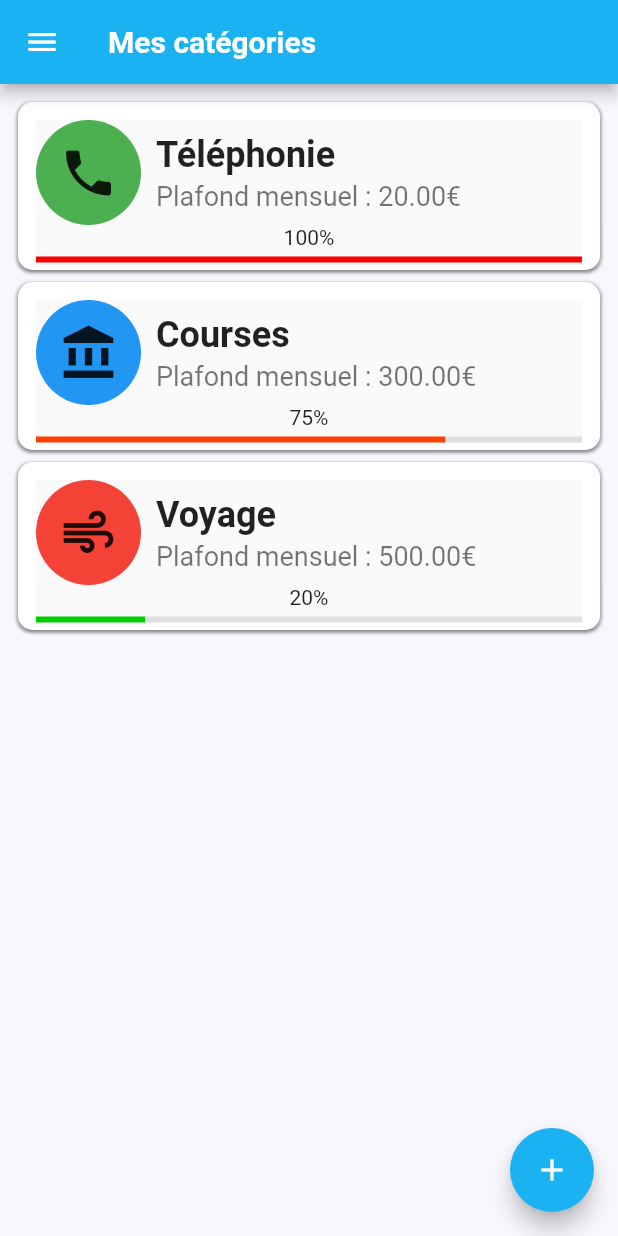
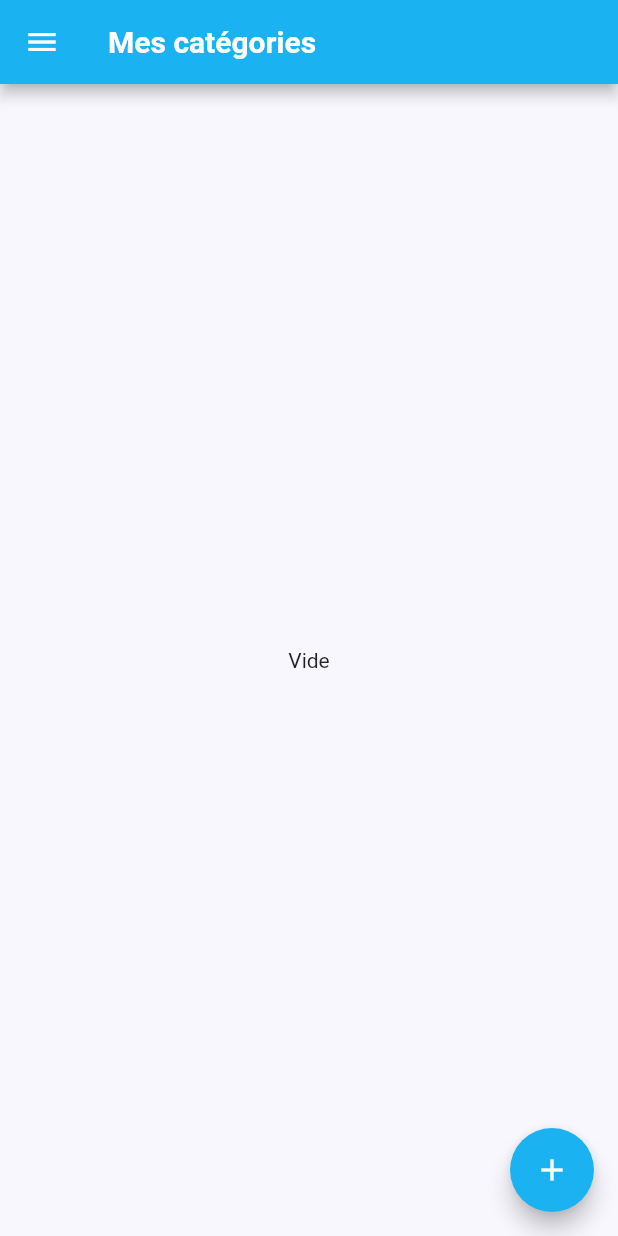
Before and after one commit to KozlovAntoine/budjet-app, a Flutter app: the PageCategories screen opened directly, on a phone screen of 412 x 824 dp. Run offline on Flutter 3.47's test engine with Material 2 defaults, Android fonts, the phone set to English and light mode, and no system bars; our stand-ins replace flutter_colorpicker, sqflite; missing offline and left inert: flutter_iconpicker; accounts and stored records are empty.

Commit message:
Add remove categories

```diff
--- /dev/null
+++ b/lib/data/dao/CategorieDAO.dart
@@ -0,0 +1,34 @@
+class CategorieDAO {
+  final int? idcat;
+  final String nom;
+  final double plafond;
+  final int color;
+  final int icon;
+
+  CategorieDAO({
+    required this.idcat,
+    required this.nom,
+    required this.plafond,
+    required this.color,
+    required this.icon,
+  });
+
+  Map<String, dynamic> toMap() {
+    return {
+      'idcat': idcat,
+      'nom': nom,
+      'plafond': plafond,
+      'color': color,
+      'icon': icon,
+    };
+  }
+
+  Map<String, dynamic> toMapInsert() {
+    return {
+      'nom': nom,
+      'plafond': plafond,
+      'color': color,
+      'icon': icon,
+    };
+  }
+}
--- a/lib/pages/main/CustomMainPage.dart
+++ b/lib/pages/main/CustomMainPage.dart
@@ -10,10 +10,12 @@ class CustomMainPage extends StatelessWidget {
       onHorizontalDragUpdate: (event) {
         if (event.delta.dx > 0) scaffoldKey.currentState!.openDrawer();
       },
-      child: ListView(
-        padding: EdgeInsets.fromLTRB(8.0, 8.0, 8.0, 0),
-        children: children,
-      ),
+      child: children.isEmpty
+          ? Center(child: Text('Vide'))
+          : ListView(
+              padding: EdgeInsets.fromLTRB(8.0, 8.0, 8.0, 0),
+              children: children,
+            ),
     );
   }
 }
--- a/lib/pages/main/PageCategories.dart
+++ b/lib/pages/main/PageCategories.dart
@@ -1,4 +1,5 @@
 import 'package:budjet_app/classes/Categorie.dart';
+import 'package:budjet_app/data/database_bud.dart';
 import 'package:budjet_app/pages/add/PageAddCategorie.dart';
 import 'package:budjet_app/pages/main/CustomMainPage.dart';
 import 'package:budjet_app/pages/menu/SideMenu.dart';
@@ -12,11 +13,19 @@ class PageCategories extends StatefulWidget {
 
 class _PageCategoriesState extends State<PageCategories> {
   final GlobalKey<ScaffoldState> _scaffoldKey = new GlobalKey<ScaffoldState>();
+  late DatabaseBud databaseBud;
+  List<Widget> widgets = [];
 
   @override
   void initState() {
     super.initState();
-    print('init state');
+    initDatabase();
+  }
+
+  initDatabase() async {
+    databaseBud = DatabaseBud();
+    await databaseBud.initDone;
+    await refresh();
   }
 
   @override
@@ -40,38 +49,32 @@ class _PageCategoriesState extends State<PageCategories> {
         onPressed: () {
           Navigator.of(context)
               .push(MaterialPageRoute(builder: (context) => PageAddCategorie()))
-              .then((value) {
-            if (value != null) {}
+              .then((value) async {
+            if (value != null) {
+              await databaseBud.insertCategorie(value);
+              refresh();
+            }
           });
         },
         child: const Icon(Icons.add, color: Colors.white),
       ),
       body: CustomMainPage(
-        children: [
-          CategorieCard(
-              categorie: Categorie(
-                  color: Colors.green,
-                  icon: Icons.phone,
-                  nom: "Téléphonie",
-                  plafond: 20),
-              pourcentage: 100),
-          CategorieCard(
-              categorie: Categorie(
-                  color: Colors.blue,
-                  icon: Icons.account_balance,
-                  nom: "Courses",
-                  plafond: 300),
-              pourcentage: 75),
-          CategorieCard(
-              categorie: Categorie(
-                  color: Colors.red,
-                  icon: Icons.air,
-                  nom: "Voyage",
-                  plafond: 500),
-              pourcentage: 20),
-        ],
+        children: widgets,
         scaffoldKey: _scaffoldKey,
       ),
     );
   }
+
+  refresh() async {
+    widgets = [];
+    List<Categorie> categories = await databaseBud.getAllCategories();
+    categories.forEach((element) {
+      widgets.add(CategorieCard(categorie: element, pourcentage: 1));
+    });
+    print('dddddd');
+    print(categories);
+    setState(() {
+      print('setState');
+    });
+  }
 }
--- a/lib/views/cards/CategorieCard.dart
+++ b/lib/views/cards/CategorieCard.dart
@@ -12,6 +12,7 @@ class CategorieCard extends StatelessWidget {
     return CustomCard(
       onTap: () {
         print('lala');
+        print('Categorie card: $categorie');
       },
       modify: () {
         print('modify this $categorie');
--- a/pubspec.yaml
+++ b/pubspec.yaml
@@ -29,7 +29,7 @@ dependencies:
   # Use with the CupertinoIcons class for iOS style icons.
   dotted_border: ^2.0.0
   intl: ^0.17.0
-  flutter_colorpicker: ^0.4.0
+  flutter_colorpicker: ^0.6.0
   sqflite: ^2.0.0+4
   path: ^1.8.0
   flutter_iconpicker: ^3.0.4
```
Also changed, not shown: lib/classes/Categorie.dart (+9 -0 lines), lib/data/database_bud.dart (+22 -1 lines), lib/pages/add/PageAddCategorie.dart (+6 -4 lines), lib/pages/main/PageComptes.dart (+12 -3 lines), lib/views/cards/CompteCard.dart (+5 -3 lines), pubspec.lock, 1 other file.
